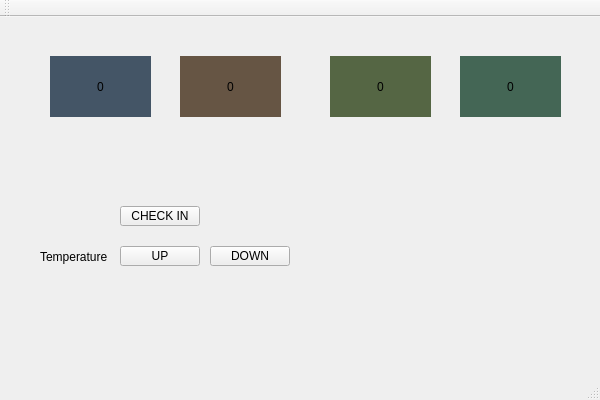
Qt form client/mainwindow.ui (dyzsr/se2019hotel) before a commit.
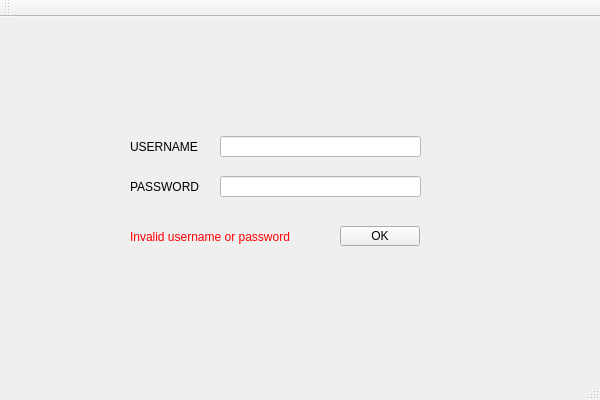
The same form after that commit.

Patch:
```diff
--- a/client/mainwindow.ui
+++ b/client/mainwindow.ui
@@ -32,6 +32,103 @@
     <property name="currentIndex">
      <number>0</number>
     </property>
+    <widget class="QWidget" name="page">
+     <widget class="QLineEdit" name="edit_username">
+      <property name="geometry">
+       <rect>
+        <x>220</x>
+        <y>120</y>
+        <width>201</width>
+        <height>21</height>
+       </rect>
+      </property>
+      <property name="styleSheet">
+       <string notr="true">background-color: #ffffff;
+color: #000000;</string>
+      </property>
+      <property name="inputMask">
+       <string/>
+      </property>
+      <property name="text">
+       <string extracomment="username"/>
+      </property>
+     </widget>
+     <widget class="QLineEdit" name="edit_password">
+      <property name="geometry">
+       <rect>
+        <x>220</x>
+        <y>160</y>
+        <width>201</width>
+        <height>21</height>
+       </rect>
+      </property>
+      <property name="styleSheet">
+       <string notr="true">background-color: #ffffff;
+color: #000000;</string>
+      </property>
+      <property name="text">
+       <string extracomment="password"/>
+      </property>
+      <property name="echoMode">
+       <enum>QLineEdit::Password</enum>
+      </property>
+     </widget>
+     <widget class="QLabel" name="lb_username">
+      <property name="geometry">
+       <rect>
+        <x>130</x>
+        <y>120</y>
+        <width>71</width>
+        <height>21</height>
+       </rect>
+      </property>
+      <property name="text">
+       <string>USERNAME</string>
+      </property>
+     </widget>
+     <widget class="QLabel" name="lb_password">
+      <property name="geometry">
+       <rect>
+        <x>130</x>
+        <y>160</y>
+        <width>71</width>
+        <height>21</height>
+       </rect>
+      </property>
+      <property name="text">
+       <string>PASSWORD</string>
+      </property>
+     </widget>
+     <widget class="QPushButton" name="bt_ok">
+      <property name="geometry">
+       <rect>
+        <x>340</x>
+        <y>210</y>
+        <width>80</width>
+        <height>20</height>
+       </rect>
+      </property>
+      <property name="text">
+       <string>OK</string>
+      </property>
+     </widget>
+     <widget class="QLabel" name="lb_verdict">
+      <property name="geometry">
+       <rect>
+        <x>130</x>
+        <y>210</y>
+        <width>191</width>
+        <height>21</height>
+       </rect>
+      </property>
+      <property name="styleSheet">
+       <string notr="true">color: #ff0000;</string>
+      </property>
+      <property name="text">
+       <string>Invalid username or password</string>
+      </property>
+     </widget>
+    </widget>
     <widget class="QWidget" name="page_1">
      <widget class="QPushButton" name="btTempDown">
       <property name="geometry">
```
Left out of the diff: 16 changed lines with no effect on the pictures.
